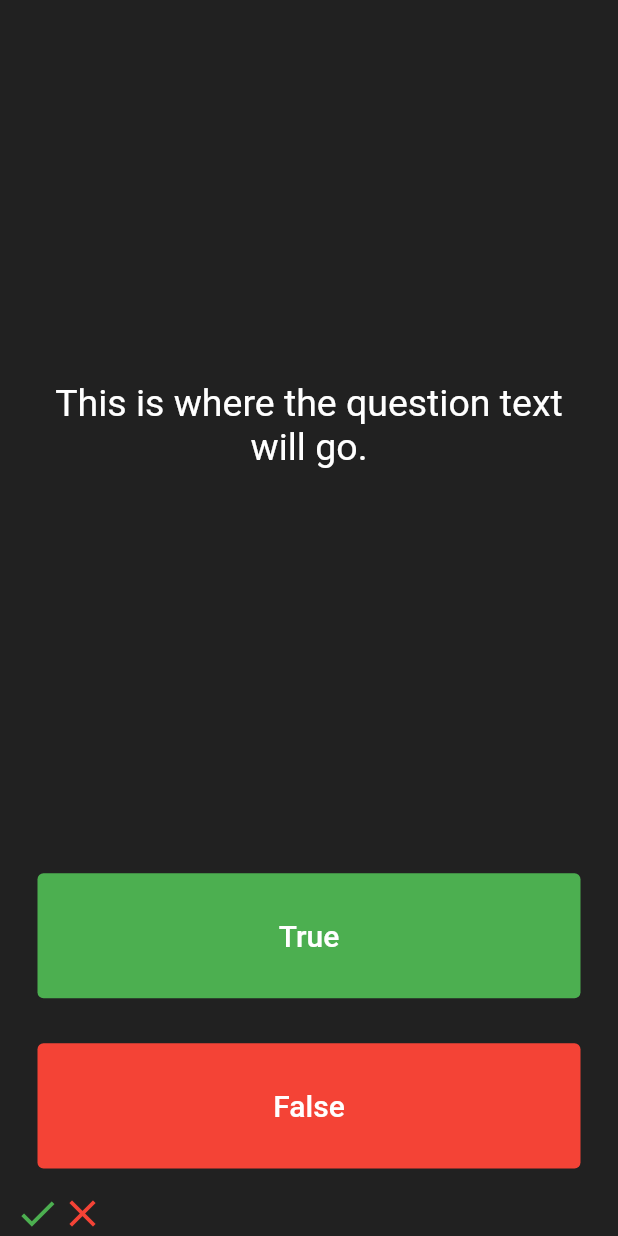
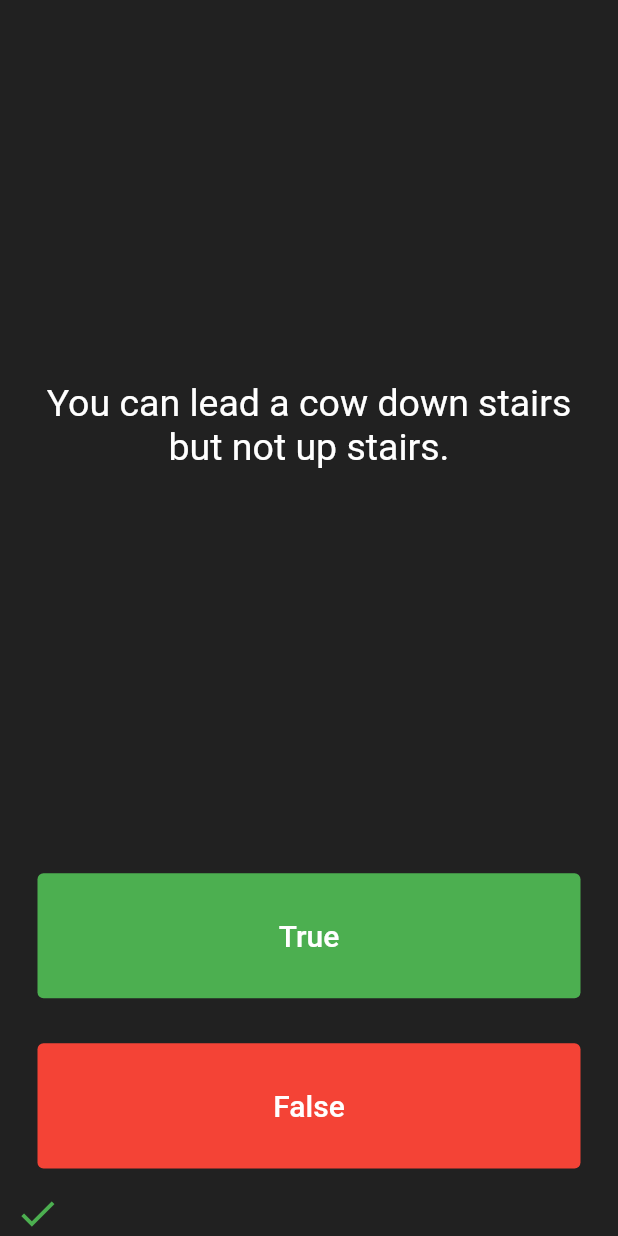
Before and after one commit to jahanzebnaeem/nexskillflutterdevbatch14, a Flutter app: the screen it shows after launch, after a tap on "True", on a phone screen of 412 x 824 dp. Run offline on Flutter 3.47's test engine with Material 2 defaults, Android fonts, the phone set to English and light mode, and no system bars.

Commit message:
Lecture 10
Quizzler app complete.

```diff
--- a/quizzler_app/lib/main.dart
+++ b/quizzler_app/lib/main.dart
@@ -1,4 +1,6 @@
 import 'package:flutter/material.dart';
+
+import 'quiz_brain.dart';
 
 void main() {
   runApp(const Quizzer());
@@ -31,17 +33,36 @@ class QuizPage extends StatefulWidget {
 
 class _QuizPageState extends State<QuizPage> {
   List<Icon> results = [
-    Icon(
-      Icons.check,
-      color: Colors.green,
-      size: 30.0,
-    ),
-    Icon(
-      Icons.close,
-      color: Colors.red,
-      size: 30.0,
-    ),
+    // Icon(
+    //   Icons.check,
+    //   color: Colors.green,
+    //   size: 30.0,
+    // ),
+    // Icon(
+    //   Icons.close,
+    //   color: Colors.red,
+    //   size: 30.0,
+    // ),
   ];
+
+  // List<String> question = [
+  //   'You can lead a cow down stairs but not up stairs.',
+  //   'Approximately one quarter of human bones are in the feet.',
+  //   'A slug\'s blood is green.'
+  // ];
+
+  // List<bool> answer = [false, true, true];
+
+  // List<Question> q = [
+  //   Question('You can lead a cow down stairs but not up stairs.', false),
+  //   Question('Approximately one quarter of human bones are in the feet.', true),
+  //   Question('A slug\'s blood is green.', true)
+  // ];
+
+  // int questionNumber = 0;
+
+  QuizBrain quizBrain = QuizBrain();
+
   @override
   Widget build(BuildContext context) {
     return Column(
@@ -54,7 +75,10 @@ class _QuizPageState extends State<QuizPage> {
             padding: EdgeInsets.all(10.0),
             child: Center(
               child: Text(
-                'This is where the question text will go.',
+                // 'This is where the question text will go.',
+                // question[questionNumber],
+                // quizBrain.q[questionNumber].question,
+                quizBrain.getQuestionText(),
                 textAlign: TextAlign.center,
                 style: TextStyle(
                   fontSize: 25.0,
@@ -80,6 +104,29 @@ class _QuizPageState extends State<QuizPage> {
               ),
               onPressed: () {
                 //The user picked true.
+                bool actualAns = quizBrain.getQuestionAnswer();
+                if (actualAns == true) {
+                  results.add(
+                    Icon(
+                      Icons.check,
+                      color: Colors.green,
+                      size: 30.0,
+                    ),
+                  );
+                } else {
+                  results.add(
+                    Icon(
+                      Icons.close,
+                      color: Colors.red,
+                      size: 30.0,
+                    ),
+                  );
+                }
+                setState(() {
+                  // questionNumber = questionNumber + 1;
+                  quizBrain.nextQuestion();
+                });
+                // print(questionNumber);
               },
             ),
           ),
--- /dev/null
+++ b/quizzler_app/lib/question.dart
@@ -0,0 +1,9 @@
+class Question {
+  Question(String q, bool a) {
+    question = q;
+    answer = a;
+  }
+
+  late String question;
+  late bool answer;
+}
--- /dev/null
+++ b/quizzler_app/lib/quiz_brain.dart
@@ -0,0 +1,47 @@
+import 'question.dart';
+
+class QuizBrain {
+  int _questionNumber = 0;
+
+  List<Question> _q = [
+    Question('Some cats are actually allergic to humans', true),
+    Question('You can lead a cow down stairs but not up stairs.', false),
+    Question('Approximately one quarter of human bones are in the feet.', true),
+    Question('A slug\'s blood is green.', true),
+    Question('Buzz Aldrin\'s mother\'s maiden name was \"Moon\".', true),
+    Question('It is illegal to pee in the Ocean in Portugal.', true),
+    Question(
+        'No piece of square dry paper can be folded in half more than 7 times.',
+        false),
+    Question(
+        'In London, UK, if you happen to die in the House of Parliament, you are technically entitled to a state funeral, because the building is considered too sacred a place.',
+        true),
+    Question(
+        'The loudest sound produced by any animal is 188 decibels. That animal is the African Elephant.',
+        false),
+    Question(
+        'The total surface area of two human lungs is approximately 70 square metres.',
+        true),
+    Question('Google was originally called \"Backrub\".', true),
+    Question(
+        'Chocolate affects a dog\'s heart and nervous system; a few ounces are enough to kill a small dog.',
+        true),
+    Question(
+        'In West Virginia, USA, if you accidentally hit an animal with your car, you are free to take it home to eat.',
+        true)
+  ];
+
+  void nextQuestion() {
+    if (_questionNumber < _q.length - 1) {
+      _questionNumber++;
+    }
+  }
+
+  String getQuestionText() {
+    return _q[_questionNumber].question;
+  }
+
+  bool getQuestionAnswer() {
+    return _q[_questionNumber].answer;
+  }
+}
```
